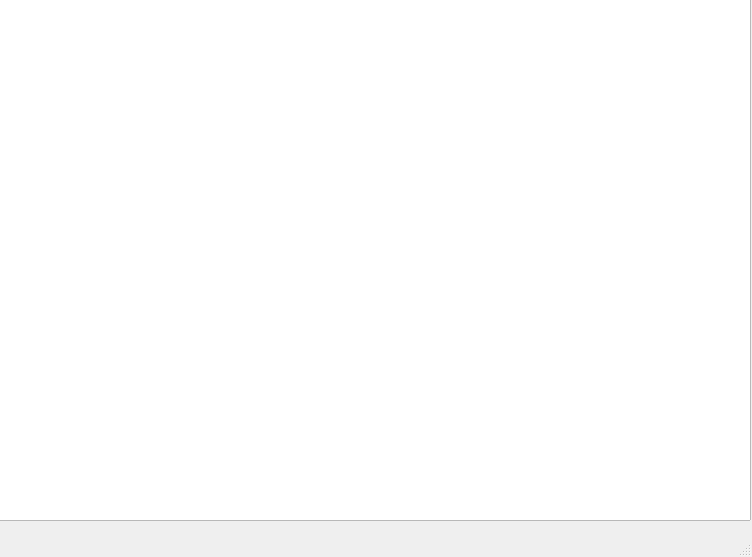
Above: client/untitled.ui from RussianInventor/engine before the change. Below: the same form after it.
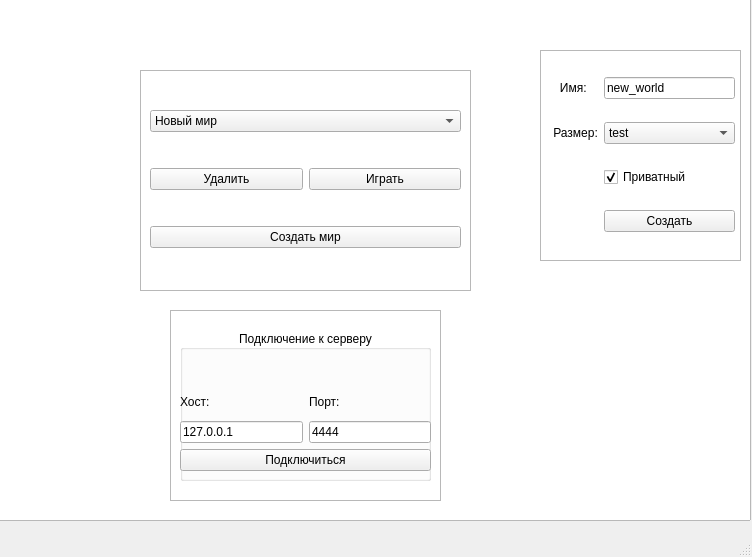
That is the form after the change.

What changed in the file:
```diff
--- a/client/untitled.ui
+++ b/client/untitled.ui
@@ -230,28 +230,21 @@
       </rect>
      </property>
      <layout class="QGridLayout" name="gridLayout_3">
-      <item row="9" column="1">
+      <item row="0" column="2">
+       <widget class="QLineEdit" name="world_name">
+        <property name="text">
+         <string>new_world</string>
+        </property>
+       </widget>
+      </item>
+      <item row="10" column="2">
        <widget class="QPushButton" name="create_button">
         <property name="text">
          <string>Создать</string>
         </property>
        </widget>
       </item>
-      <item row="0" column="1">
-       <widget class="QLineEdit" name="world_name">
-        <property name="text">
-         <string>ftr</string>
-        </property>
-       </widget>
-      </item>
-      <item row="0" column="0">
-       <widget class="QLabel" name="label_5">
-        <property name="text">
-         <string>Имя</string>
-        </property>
-       </widget>
-      </item>
-      <item row="1" column="1">
+      <item row="2" column="2">
        <widget class="QCheckBox" name="world_private">
         <property name="text">
          <string>Приватный</string>
@@ -261,6 +254,44 @@
         </property>
        </widget>
       </item>
+      <item row="1" column="2">
+       <widget class="QComboBox" name="switch_size">
+        <item>
+         <property name="text">
+          <string>test</string>
+         </property>
+        </item>
+        <item>
+         <property name="text">
+          <string>small</string>
+         </property>
+        </item>
+        <item>
+         <property name="text">
+          <string>medium</string>
+         </property>
+        </item>
+        <item>
+         <property name="text">
+          <string>big</string>
+         </property>
+        </item>
+       </widget>
+      </item>
+      <item row="1" column="0" colspan="2">
+       <widget class="QLabel" name="label_3">
+        <property name="text">
+         <string> Размер:</string>
+        </property>
+       </widget>
+      </item>
+      <item row="0" column="0" colspan="2">
+       <widget class="QLabel" name="label_5">
+        <property name="text">
+         <string>   Имя:</string>
+        </property>
+       </widget>
+      </item>
      </layout>
     </widget>
    </widget>
@@ -290,6 +321,10 @@
      </property>
     </widget>
    </widget>
+   <zorder>game_frame</zorder>
+   <zorder>connection_frame</zorder>
+   <zorder>idle_frame</zorder>
+   <zorder>world_frame</zorder>
   </widget>
   <widget class="QMenuBar" name="menubar">
    <property name="geometry">
```
